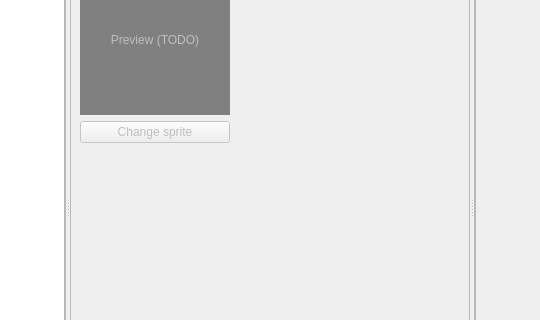
Above: forms/charactersWidget.ui from PtiLuky/dummyeditor before the change; both pictures show x 292 to 832 and y 113 to 433 of the 1124 by 640 pixel window. Below: the same form after it.
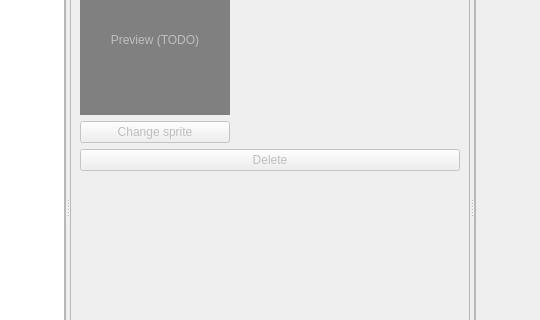
That is the form after the change.

Commit message: UI: delete a character

The edit to the form file:
```diff
--- a/forms/charactersWidget.ui
+++ b/forms/charactersWidget.ui
@@ -150,6 +150,13 @@
          </property>
         </widget>
        </item>
+       <item>
+        <widget class="QPushButton" name="btn_delete">
+         <property name="text">
+          <string>Delete</string>
+         </property>
+        </widget>
+       </item>
        <item>
         <spacer name="verticalSpacer">
          <property name="orientation">
```
The commit also changes 2 other files.
